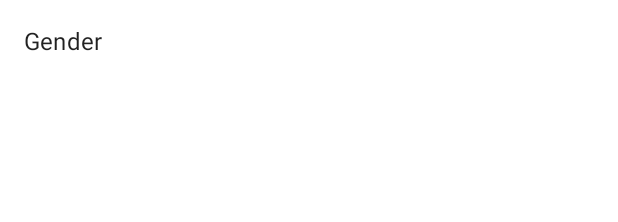
After one commit to Krishna123-maker/MyApplication, an Android app: the layout gender_items.xml on its own in the app's theme, with its tools: preview values and no code run, on a phone screen of 412 x 824 dp. The commit adds this screen. Shown: the top 222 px of the screen. Run offline under Robolectric (Android 15) with nearby library versions, the phone set to English and light mode, and no system bars.

Commit message:
ambulance

```diff
--- a/app/src/main/res/layout/activity_ambulance.xml
+++ b/app/src/main/res/layout/activity_ambulance.xml
@@ -198,6 +198,7 @@
                 app:layout_constraintTop_toBottomOf="@+id/gender">
 
                 <AutoCompleteTextView
+                    android:id="@+id/autoComplete_gender"
                     android:layout_width="match_parent"
                     android:layout_height="match_parent"
                     android:layout_weight="1"
--- /dev/null
+++ b/app/src/main/res/layout/gender_items.xml
@@ -0,0 +1,11 @@
+<?xml version="1.0" encoding="utf-8"?>
+
+<TextView xmlns:android="http://schemas.android.com/apk/res/android"
+    xmlns:tools="http://schemas.android.com/tools"
+    android:layout_width="match_parent"
+    android:layout_height="wrap_content"
+    android:padding="16dp"
+    android:text="@string/gender"
+    android:maxLines="1"
+    android:textAppearance="?attr/textAppearanceSubtitle1">
+</TextView>
```
Also changed, not shown: app/src/main/java/com/example/myapplication/ambulance.java (+17 -1 lines), app/src/main/res/layout/activity_second.xml (deleted, +0 -25 lines), app/src/main/res/layout/activity_second_activity.xml (deleted, +0 -9 lines), app/src/main/res/values/strings.xml (+0 -7 lines).
